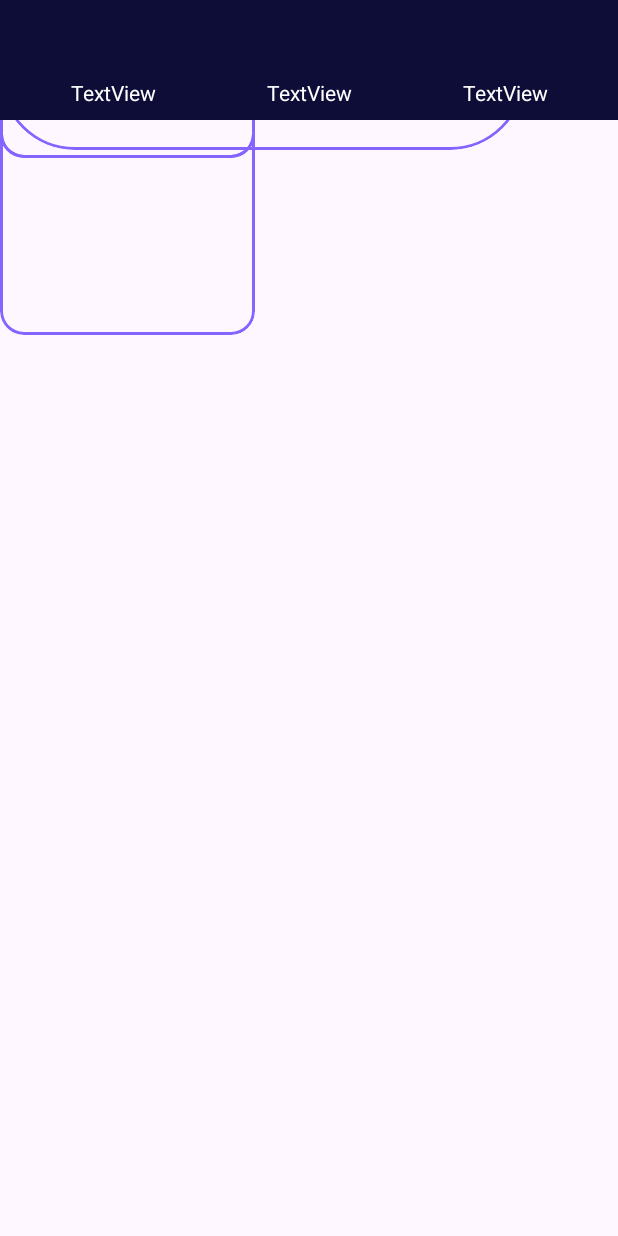
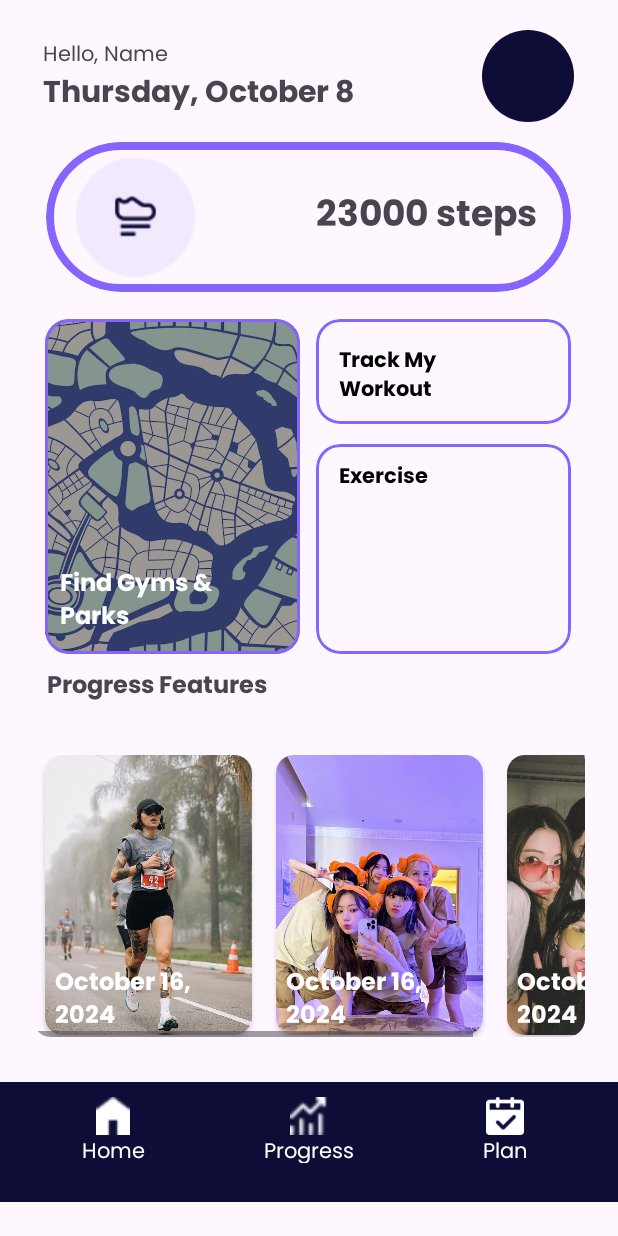
Before and after one commit to casophiaa/FitTrackMobileApp, an Android app: the Dashboard screen opened directly, with no data from a screen before it, on a phone screen of 412 x 824 dp. Run offline under Robolectric (Android 15) with nearby library versions, the phone set to English and light mode, and no system bars.

Commit message:
90% finish dashboard

```diff
--- a/app/src/main/AndroidManifest.xml
+++ b/app/src/main/AndroidManifest.xml
@@ -12,6 +12,9 @@
         android:supportsRtl="true"
         android:theme="@style/Theme.FitTrackMobileApp"
         tools:targetApi="31">
+        <activity
+            android:name=".dashboardhorizontalrv"
+            android:exported="false" />
         <activity
             android:name=".Dashboard"
             android:exported="false" />
--- a/app/src/main/java/com/example/fittrackmobileapp/Dashboard.java
+++ b/app/src/main/java/com/example/fittrackmobileapp/Dashboard.java
@@ -1,24 +1,111 @@
 package com.example.fittrackmobileapp;
 
 import android.os.Bundle;
+import android.view.LayoutInflater;
+import android.view.View;
+import android.view.ViewGroup;
+import android.widget.ImageView;
+import android.widget.TextView;
 
 import androidx.activity.EdgeToEdge;
+import androidx.annotation.NonNull;
 import androidx.appcompat.app.AppCompatActivity;
 import androidx.core.graphics.Insets;
 import androidx.core.view.ViewCompat;
 import androidx.core.view.WindowInsetsCompat;
+import androidx.recyclerview.widget.LinearLayoutManager;
+import androidx.recyclerview.widget.RecyclerView;
+
+import java.text.SimpleDateFormat;
+import java.util.ArrayList;
+import java.util.Date;
+import java.util.Locale;
 
 public class Dashboard extends AppCompatActivity {
+
+    RecyclerView horizontalRv;
+    ArrayList<Item> dataSource;
+    LinearLayoutManager linearLayoutManager;
+    MyRvAdapter myRvAdapter;
 
     @Override
     protected void onCreate(Bundle savedInstanceState) {
         super.onCreate(savedInstanceState);
         EdgeToEdge.enable(this);
         setContentView(R.layout.activity_dashboard);
+
         ViewCompat.setOnApplyWindowInsetsListener(findViewById(R.id.main), (v, insets) -> {
             Insets systemBars = insets.getInsets(WindowInsetsCompat.Type.systemBars());
             v.setPadding(systemBars.left, systemBars.top, systemBars.right, systemBars.bottom);
             return insets;
         });
+
+        horizontalRv = findViewById(R.id.horizontalRv);
+        String currentDate = new SimpleDateFormat("MMMM dd, yyyy", Locale.getDefault()).format(new Date());
+        dataSource = new ArrayList<>();
+        dataSource.add(new Item(currentDate, R.drawable.a));
+        dataSource.add(new Item(currentDate, R.drawable.fimmies2));
+        dataSource.add(new Item(currentDate, R.drawable.fimmies1));
+
+        linearLayoutManager = new LinearLayoutManager(this, LinearLayoutManager.HORIZONTAL, false);
+        myRvAdapter = new MyRvAdapter(dataSource);
+        horizontalRv.setLayoutManager(linearLayoutManager);
+        horizontalRv.setAdapter(myRvAdapter);
+    }
+
+    public static class Item {
+        private String title;
+        private int imageResId;
+
+        public Item(String title, int imageResId) {
+            this.title = title;
+            this.imageResId = imageResId;
+        }
+
+        public String getTitle() {
+            return title;
+        }
+
+        public int getImageResId() {
+            return imageResId;
+        }
+    }
+
+    class MyRvAdapter extends RecyclerView.Adapter<MyRvAdapter.MyHolder> {
+        ArrayList<Item> data;
+
+        public MyRvAdapter(ArrayList<Item> data) {
+            this.data = data;
+        }
+
+        @NonNull
+        @Override
+        public MyHolder onCreateViewHolder(@NonNull ViewGroup parent, int viewType) {
+            View view = LayoutInflater.from(Dashboard.this).inflate(R.layout.item_card_view, parent, false);
+            return new MyHolder(view);
+        }
+
+        @Override
+        public void onBindViewHolder(@NonNull MyHolder holder, int position) {
+            Item item = data.get(position);
+            holder.tvTitle.setText(item.getTitle());
+            holder.image.setImageResource(item.getImageResId());
+        }
+
+        @Override
+        public int getItemCount() {
+            return data.size();
+        }
+
+        class MyHolder extends RecyclerView.ViewHolder {
+            TextView tvTitle;
+            ImageView image;
+
+            public MyHolder(@NonNull View itemView) {
+                super(itemView);
+                tvTitle = itemView.findViewById(R.id.tvTitle);
+                image = itemView.findViewById(R.id.image);
+            }
+        }
     }
 }
--- a/app/src/main/res/layout/activity_dashboard.xml
+++ b/app/src/main/res/layout/activity_dashboard.xml
@@ -8,83 +8,191 @@
     tools:context=".Dashboard">
 
     <!--    icon-->
+    <LinearLayout
+        android:id="@+id/header"
+        android:layout_width="356dp"
+        android:layout_height="61dp"
+        android:layout_marginStart="28dp"
+        android:layout_marginTop="20dp"
+        android:layout_marginEnd="27dp"
+        android:orientation="horizontal"
+        app:layout_constraintEnd_toEndOf="parent"
+        app:layout_constraintStart_toStartOf="parent"
+        app:layout_constraintTop_toTopOf="parent">
+
+        <LinearLayout
+            android:layout_width="291dp"
+            android:layout_height="match_parent"
+            android:gravity="center_vertical"
+            android:orientation="vertical">
+
+            <TextView
+                android:id="@+id/helloName"
+                android:layout_width="wrap_content"
+                android:layout_height="20dp"
+                android:fontFamily="@font/poppins"
+                android:text="Hello, Name" />
+
+            <TextView
+                android:id="@+id/date"
+                android:layout_width="wrap_content"
+                android:layout_height="30dp"
+                android:fontFamily="@font/poppins_bold"
+                android:text="Thursday, October 8"
+                android:textSize="20sp" />
+        </LinearLayout>
+
         <ImageView
             android:id="@+id/profilePic"
             android:layout_width="64dp"
             android:layout_height="61dp"
-        app:srcCompat="@drawable/circle"
-        tools:layout_editor_absoluteX="320dp"
-        tools:layout_editor_absoluteY="24dp" />
+            app:srcCompat="@drawable/circle" />
+
+    </LinearLayout>
+
     <!--header-->
-    <TextView
-        android:id="@+id/helloName"
-        android:layout_width="wrap_content"
-        android:layout_height="wrap_content"
-        android:fontFamily="@font/poppins"
-        android:text="Hello, Name"
-        tools:layout_editor_absoluteX="31dp"
-        tools:layout_editor_absoluteY="34dp" />
+
+    <com.google.android.material.card.MaterialCardView
+        android:id="@+id/stepsCount"
+        android:layout_width="350dp"
+        android:layout_height="100dp"
+        android:layout_marginStart="30dp"
+        android:layout_marginTop="13dp"
+        android:layout_marginEnd="31dp"
+        app:cardBackgroundColor="@android:color/transparent"
+        app:cardCornerRadius="50dp"
+        app:layout_constraintEnd_toEndOf="parent"
+        app:layout_constraintStart_toStartOf="parent"
+        app:layout_constraintTop_toBottomOf="@+id/header"
+        app:strokeColor="#8664FF"
+        app:strokeWidth="5dp" >
 
         <TextView
-        android:id="@+id/date"
+            android:id="@+id/textView9"
+            android:layout_width="327dp"
+            android:layout_height="match_parent"
+            android:fontFamily="@font/poppins_bold"
+            android:gravity="center|right"
+            android:text="23000 steps"
+            android:textSize="24sp" />
+
+        <ImageView
+            android:id="@+id/imageView3"
             android:layout_width="wrap_content"
-        android:layout_height="wrap_content"
-        android:fontFamily="@font/poppins_bold"
-        android:text="Thursday, October 8"
-        android:textSize="20sp"
-        tools:layout_editor_absoluteX="31dp"
-        tools:layout_editor_absoluteY="50dp" />
+            android:layout_height="match_parent"
+            android:layout_marginLeft="20dp"
+            app:srcCompat="@drawable/stepsicon" />
+
+    </com.google.android.material.card.MaterialCardView>
+
 
     <com.google.android.material.card.MaterialCardView
+        android:id="@+id/trackWorkout"
         android:layout_width="170dp"
-        android:layout_height="105dp"
+        android:layout_height="70dp"
+        android:layout_marginTop="18dp"
+        android:layout_marginEnd="31dp"
         app:cardBackgroundColor="@android:color/transparent"
         app:cardCornerRadius="16dp"
+        app:layout_constraintEnd_toEndOf="parent"
+        app:layout_constraintTop_toBottomOf="@+id/stepsCount"
         app:strokeColor="#8664FF"
-        app:strokeWidth="2dp"
-        tools:layout_editor_absoluteX="210dp"
-        tools:layout_editor_absoluteY="212dp" />
+        app:strokeWidth="2dp">
+
+        <TextView
+            android:id="@+id/textView"
+            android:layout_width="97dp"
+            android:layout_height="match_parent"
+            android:layout_marginLeft="5dp"
+            android:fontFamily="@font/poppins_bold"
+            android:gravity="bottom"
+            android:padding="10dp"
+            android:text="Track My Workout"
+            android:textColor="#000000"
+            android:textSize="14sp" />
+
+    </com.google.android.material.card.MaterialCardView>
+
 
     <com.google.android.material.card.MaterialCardView
-        android:layout_width="350dp"
-        android:layout_height="100dp"
+        android:id="@+id/findMaps"
+        android:layout_width="170dp"
+        android:layout_height="223dp"
+        android:layout_marginStart="30dp"
+        android:layout_marginTop="18dp"
         app:cardBackgroundColor="@android:color/transparent"
-        app:cardCornerRadius="50dp"
+        app:cardCornerRadius="16dp"
+        app:layout_constraintStart_toStartOf="parent"
+        app:layout_constraintTop_toBottomOf="@+id/stepsCount"
         app:strokeColor="#8664FF"
-        app:strokeWidth="2dp"
-        tools:layout_editor_absoluteX="30dp"
-        tools:layout_editor_absoluteY="94dp" />
+        app:strokeWidth="2dp">
+
+
+        <ImageView
+            android:layout_width="match_parent"
+            android:layout_height="match_parent"
+            android:scaleType="centerCrop"
+            android:src="@drawable/d" />
+
+        <!-- Purple low opacity -->
+        <View
+            android:layout_width="match_parent"
+            android:layout_height="match_parent"
+            android:background="#600D0D38" />
+
+        <TextView
+            android:id="@+id/textView2"
+            android:layout_width="134dp"
+            android:layout_height="match_parent"
+            android:fontFamily="@font/poppins_bold"
+            android:gravity="bottom"
+            android:padding="10dp"
+            android:text="Find Gyms &amp; Parks"
+            android:textColor="#FFFFFF"
+            android:textSize="16sp" /> <!-- #66 is the opacity level -->
+
+
+    </com.google.android.material.card.MaterialCardView>
 
     <com.google.android.material.card.MaterialCardView
+        android:id="@+id/exerciseCard"
         android:layout_width="170dp"
-        android:layout_height="223dp"
+        android:layout_height="140dp"
+        android:layout_marginTop="13dp"
+        android:layout_marginEnd="31dp"
         app:cardBackgroundColor="@android:color/transparent"
         app:cardCornerRadius="16dp"
+        app:layout_constraintEnd_toEndOf="parent"
+        app:layout_constraintTop_toBottomOf="@+id/trackWorkout"
         app:strokeColor="#8664FF"
-        app:strokeWidth="2dp"
-        tools:layout_editor_absoluteX="30dp"
-        tools:layout_editor_absoluteY="212dp" />
+        app:strokeWidth="2dp" >
 
-    <com.google.android.material.card.MaterialCardView
-        android:layout_width="170dp"
-        android:layout_height="105dp"
-        app:cardBackgroundColor="@android:color/transparent"
-        app:cardCornerRadius="16dp"
-        app:strokeColor="#8664FF"
-        app:strokeWidth="2dp"
-        tools:layout_editor_absoluteX="210dp"
-        tools:layout_editor_absoluteY="330dp" />
+        <TextView
+            android:id="@+id/textView7"
+            android:layout_width="97dp"
+            android:layout_height="match_parent"
+            android:layout_marginLeft="5dp"
+            android:fontFamily="@font/poppins_bold"
+            android:gravity="top"
+            android:padding="10dp"
+            android:text="Exercise"
+            android:textColor="#000000"
+            android:textSize="14sp" />
+    </com.google.android.material.card.MaterialCardView>
 
     <com.google.android.material.bottomnavigation.BottomNavigationView
-        android:layout_width="match_parent"
+        android:id="@+id/bottomNavigationView"
+        android:layout_width="0dp"
         android:layout_height="wrap_content"
         android:background="@color/dark_purple"
-        tools:layout_editor_absoluteX="16dp"
-        tools:layout_editor_absoluteY="652dp" >
+        app:layout_constraintBottom_toBottomOf="parent"
+        app:layout_constraintEnd_toEndOf="parent"
+        app:layout_constraintStart_toStartOf="parent"
+        app:layout_constraintTop_toBottomOf="@+id/progressFeatures">
 
         <LinearLayout
             android:layout_width="match_parent"
-            android:layout_height="match_parent"
+            android:layout_height="44dp"
             android:layout_margin="10dp"
             android:orientation="horizontal">
 
@@ -96,18 +204,19 @@
 
                 <ImageView
                     android:id="@+id/imageView5"
-                    android:layout_width="wrap_content"
-                    android:layout_height="30dp"
+                    android:layout_width="match_parent"
+                    android:layout_height="10dp"
                     android:layout_weight="1"
-                    tools:srcCompat="@tools:sample/avatars" />
+                    app:srcCompat="@drawable/home" />
 
                 <TextView
                     android:id="@+id/textView3"
                     android:layout_width="match_parent"
-                    android:layout_height="5dp"
+                    android:layout_height="3dp"
                     android:layout_weight="1"
+                    android:fontFamily="@font/poppins"
                     android:gravity="center"
-                    android:text="TextView"
+                    android:text="Home"
                     android:textColor="#FFFFFF" />
 
             </LinearLayout>
@@ -121,17 +230,18 @@
                 <ImageView
                     android:id="@+id/imageView9"
                     android:layout_width="match_parent"
-                    android:layout_height="30dp"
+                    android:layout_height="10dp"
                     android:layout_weight="1"
-                    tools:srcCompat="@tools:sample/avatars" />
+                    app:srcCompat="@drawable/progress" />
 
                 <TextView
                     android:id="@+id/textView4"
                     android:layout_width="match_parent"
-                    android:layout_height="5dp"
+                    android:layout_height="3dp"
                     android:layout_weight="1"
+                    android:fontFamily="@font/poppins"
                     android:gravity="center"
-                    android:text="TextView"
+                    android:text="Progress"
                     android:textColor="#FFFFFF" />
             </LinearLayout>
 
@@ -144,17 +254,18 @@
                 <ImageView
                     android:id="@+id/imageView10"
                     android:layout_width="match_parent"
-                    android:layout_height="30dp"
+                    android:layout_height="10dp"
                     android:layout_weight="1"
-                    tools:srcCompat="@tools:sample/avatars" />
+                    app:srcCompat="@drawable/plan" />
 
                 <TextView
                     android:id="@+id/textView5"
                     android:layout_width="match_parent"
-                    android:layout_height="5dp"
+                    android:layout_height="3dp"
                     android:layout_weight="1"
+                    android:fontFamily="@font/poppins"
                     android:gravity="center"
-                    android:text="TextView"
+                    android:text="Plan"
                     android:textColor="#FFFFFF" />
 
             </LinearLayout>
@@ -166,10 +277,47 @@
         android:id="@+id/textView6"
         android:layout_width="wrap_content"
         android:layout_height="wrap_content"
+        android:layout_marginStart="31dp"
+        android:layout_marginTop="8dp"
+        android:layout_marginEnd="232dp"
         android:fontFamily="@font/poppins_bold"
         android:text="Progress Features"
         android:textSize="16sp"
-        tools:layout_editor_absoluteX="31dp"
-        tools:layout_editor_absoluteY="449dp" />
+        app:layout_constraintEnd_toEndOf="parent"
+        app:layout_constraintHorizontal_bias="0.0"
+        app:layout_constraintStart_toStartOf="parent"
+        app:layout_constraintTop_toBottomOf="@+id/findMaps" />
+
+    <androidx.cardview.widget.CardView
+        android:id="@+id/progressFeatures"
+        android:layout_width="match_parent"
+        android:layout_height="210dp"
+        android:layout_margin="16dp"
+        android:layout_marginStart="35dp"
+        android:layout_marginEnd="245dp"
+        android:foregroundGravity="top"
+        app:cardBackgroundColor="@android:color/transparent"
+        app:cardCornerRadius="12dp"
+        app:cardElevation="0dp"
+        app:cardUseCompatPadding="true"
+        app:layout_constraintEnd_toEndOf="parent"
+        app:layout_constraintHorizontal_bias="0.076"
+        app:layout_constraintStart_toStartOf="parent"
+        app:layout_constraintTop_toBottomOf="@+id/textView6">
+
+        <androidx.recyclerview.widget.RecyclerView
+            android:id="@+id/horizontalRv"
+            android:layout_width="match_parent"
+            android:layout_height="wrap_content"
+            android:layout_alignParentBottom="true"
+            android:layout_gravity="top"
+            android:background="@android:color/transparent"
+            android:elevation="0dp"
+            android:foregroundGravity="top"
+            android:overScrollMode="never"
+            android:scrollbars="horizontal" />
+
+    </androidx.cardview.widget.CardView>
+
 
 </androidx.constraintlayout.widget.ConstraintLayout>
--- /dev/null
+++ b/app/src/main/res/layout/item_card_view.xml
@@ -0,0 +1,43 @@
+<?xml version="1.0" encoding="utf-8"?>
+<androidx.cardview.widget.CardView xmlns:android="http://schemas.android.com/apk/res/android"
+    xmlns:app="http://schemas.android.com/apk/res-auto"
+    android:layout_width="150dp"
+    android:layout_height="200dp"
+    android:layout_margin="2dp"
+    app:cardCornerRadius="12dp"
+    app:cardUseCompatPadding="true">
+
+    <RelativeLayout
+        android:layout_width="match_parent"
+        android:layout_height="200dp">
+
+        <ImageView
+            android:id="@+id/image"
+            android:layout_width="match_parent"
+            android:layout_height="wrap_content"
+            android:scaleType="centerCrop"
+            android:src="@drawable/a"
+            app:strokeColor="#8664FF"
+            app:strokeWidth="2dp"/>
+
+        <TextView
+            android:id="@+id/tvTitle"
+            android:layout_width="wrap_content"
+            android:layout_height="wrap_content"
+            android:layout_alignParentStart="true"
+            android:layout_alignParentEnd="true"
+            android:layout_alignParentBottom="true"
+            android:layout_marginStart="1dp"
+            android:layout_marginEnd="3dp"
+            android:layout_marginBottom="6dp"
+            android:fontFamily="@font/poppins_bold"
+            android:gravity="left"
+            android:padding="5dp"
+            android:text="Text Is This"
+            android:textColor="@color/white"
+            android:textSize="16sp"
+            android:textStyle="bold" />
+
+    </RelativeLayout>
+
+</androidx.cardview.widget.CardView>
```
Also changed, not shown: app/src/main/res/drawable/d.jpg, app/src/main/res/drawable/fimmies1.jpg (added), app/src/main/res/drawable/fimmies2.jpg (added), app/src/main/res/drawable/home.png (added), app/src/main/res/drawable/plan.png (added), app/src/main/res/drawable/progress.png (added), app/src/main/res/drawable/stepsicon.png (added). Lines whose indentation alone changed are shown as unchanged.
